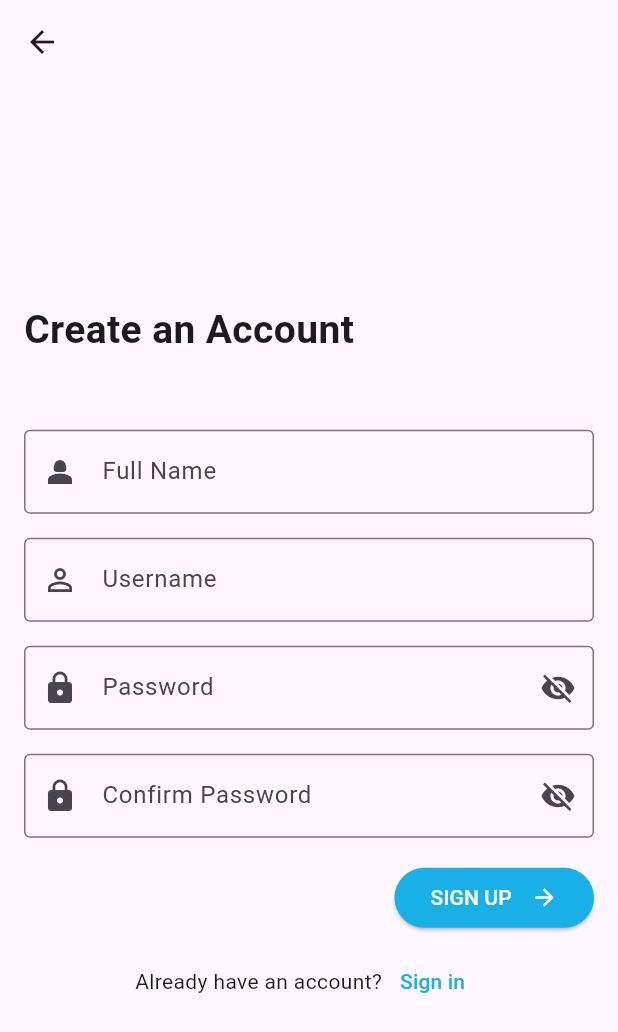
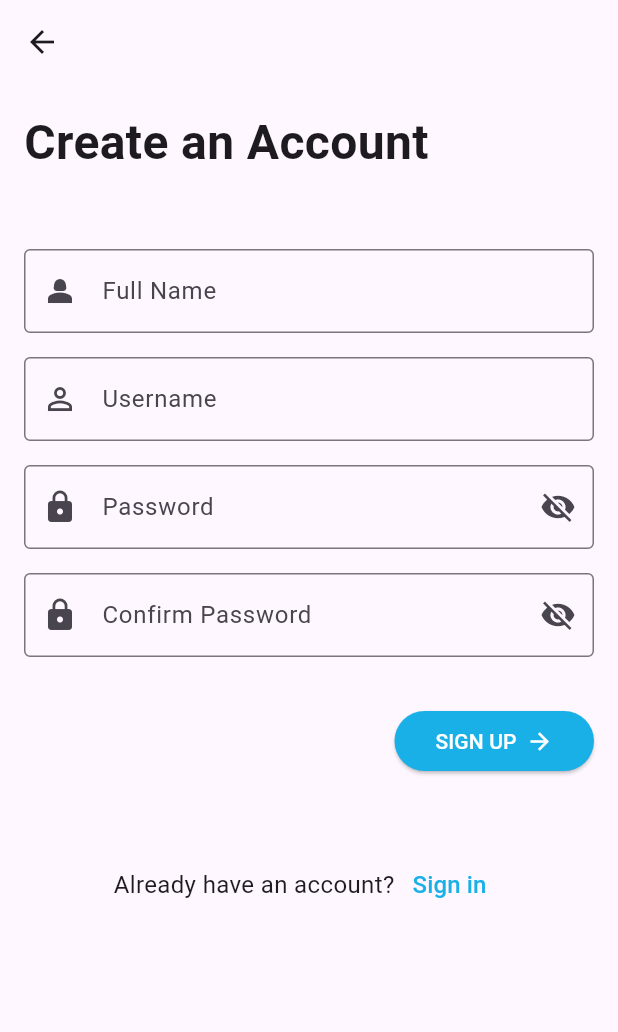
Before and after one commit to grgprarup/stationery_shop, a Flutter app: the screen it shows after launch, after a tap on "Sign up", on a phone screen of 412 x 824 dp. Shown: the top 1032 px of the screen. Run offline on Flutter 3.47's test engine with Material 3 defaults, Android fonts, the light colour scheme and no system bars.

Commit message:
Scroll view added for register screen, design related changes done

```diff
--- a/lib/src/screens/register_screen.dart
+++ b/lib/src/screens/register_screen.dart
@@ -70,7 +70,8 @@ class _RegisterScreenState extends State<RegisterScreen> {
         title: null,
       ),
       // backgroundColor: const Color(0xFF19B0E7),
-      body: Padding(
+      body: SingleChildScrollView(
+        child: Padding(
           padding: const EdgeInsets.all(16.0),
           child: Column(
             mainAxisAlignment: MainAxisAlignment.center,
@@ -79,7 +80,7 @@ class _RegisterScreenState extends State<RegisterScreen> {
               const Text(
                 'Create an Account',
                 style: TextStyle(
-                fontSize: 26.0,
+                  fontSize: 32.0,
                   fontWeight: FontWeight.bold,
                 ),
               ),
@@ -161,7 +162,7 @@ class _RegisterScreenState extends State<RegisterScreen> {
                 ),
                 obscureText: !_isConfirmPasswordVisible,
               ),
-            const SizedBox(height: 16.0),
+              const SizedBox(height: 32.0),
               Align(
                 alignment: Alignment.centerRight,
                 child: FractionallySizedBox(
@@ -177,7 +178,7 @@ class _RegisterScreenState extends State<RegisterScreen> {
                       ),
                     ),
                     child: const Row(
-                    mainAxisAlignment: MainAxisAlignment.spaceBetween,
+                      mainAxisAlignment: MainAxisAlignment.spaceAround,
                       children: [
                         Text('SIGN UP'),
                         Icon(Icons.arrow_forward),
@@ -186,11 +187,14 @@ class _RegisterScreenState extends State<RegisterScreen> {
                   ),
                 ),
               ),
-            const SizedBox(height: 8.0),
+              const SizedBox(height: 48.0),
               Row(
                 mainAxisAlignment: MainAxisAlignment.center,
                 children: [
-                const Text('Already have an account?'),
+                  const Text('Already have an account?',
+                      style: TextStyle(
+                        fontSize: 16.0,
+                      )),
                   TextButton(
                     onPressed: () {
                       Navigator.push(
@@ -204,6 +208,7 @@ class _RegisterScreenState extends State<RegisterScreen> {
                       'Sign in',
                       style: TextStyle(
                         color: Color(0xFF19B0E7),
+                        fontSize: 16.0,
                       ),
                     ),
                   ),
@@ -212,6 +217,7 @@ class _RegisterScreenState extends State<RegisterScreen> {
             ],
           ),
         ),
+      ),
     );
   }
 }
```
Lines whose indentation alone changed are shown as unchanged.
